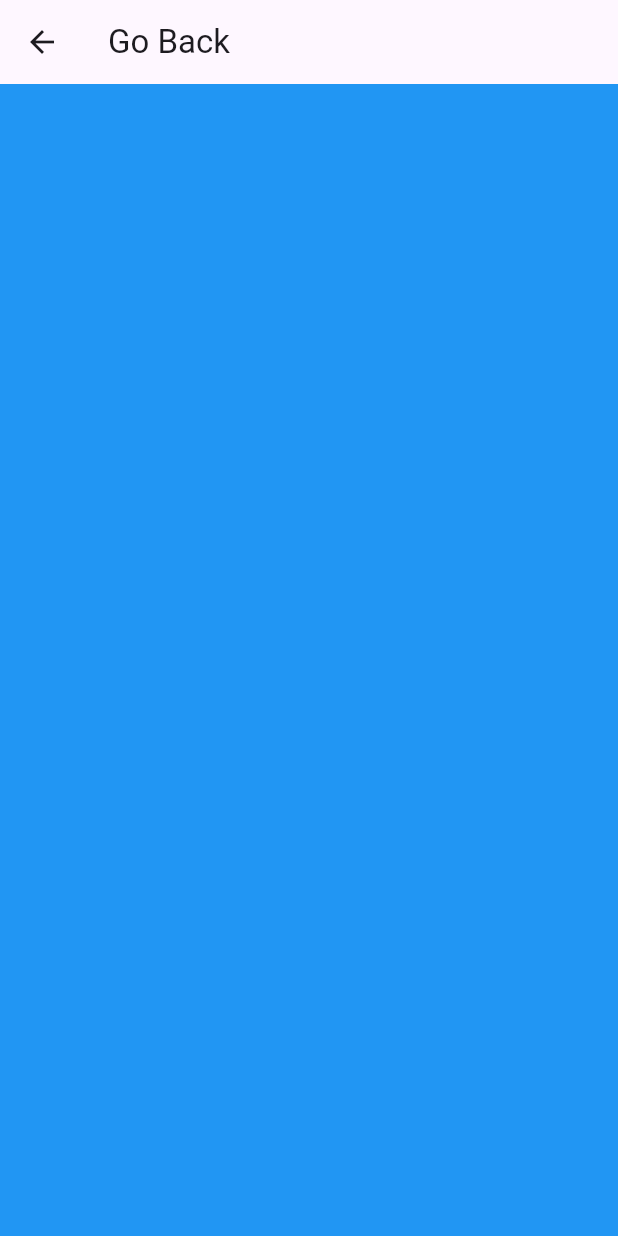
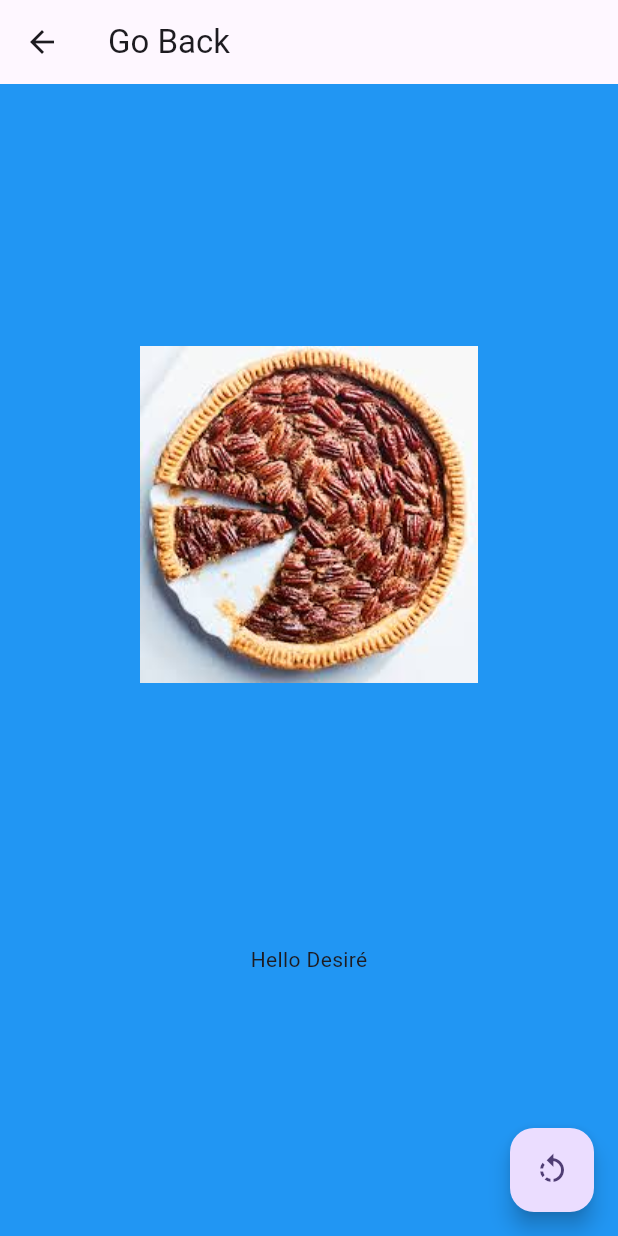
Before and after one commit to Just2sire/learn_flutter_animations, a Flutter app: the Destination screen opened directly, on a phone screen of 412 x 824 dp. Run offline on Flutter 3.47's test engine with Material 3 defaults, Android fonts, the phone set to English and light mode, and no system bars.

Commit message:
page route animation

```diff
--- a/lib/page_route_builder_animation/splash_animation.dart
+++ b/lib/page_route_builder_animation/splash_animation.dart
@@ -1,12 +1,95 @@
+import 'dart:async';
+
 import 'package:flutter/material.dart';
 
-class SplashAnimation extends StatelessWidget {
+class SplashAnimation extends StatefulWidget {
   const SplashAnimation({super.key});
+
+  @override
+  State<SplashAnimation> createState() => _SplashAnimationState();
+}
+
+class _SplashAnimationState extends State<SplashAnimation>
+    with SingleTickerProviderStateMixin {
+  late AnimationController controller;
+  late Animation<double> scaleAnimation;
+
+  @override
+  void initState() {
+    super.initState();
+    controller = AnimationController(
+      vsync: this,
+      duration: const Duration(milliseconds: 500),
+    );
+
+    controller.addListener(() {
+      if (controller.isCompleted) {
+        Navigator.of(context).push(
+          // Using our custom route transition class
+          MyCustomRouteTransition(route: const Destination()),
+        );
+
+        /// How to create a pageTransition
+        /**Navigator.of(context).push(
+          // Remove MaterialPageRoute
+          // MaterialPageRoute(
+          //   builder: (context) => const Destination(),
+          // ),
+          PageRouteBuilder(
+            // return a widget you want to build
+            pageBuilder: (context, animation, secondaryAnimation) {
+              return const Destination();
+            },
+            // what transition you want to add when transiting to the page you want
+            /**
+             * animation: presente la progression de l'animation entre l'écren précédent et l'actuel
+             * secondaryAnimation: preprésente la progression de la transition de l'itinéraire précédent (celui qui est poussé hors de l'écran).
+             * Il peut donc être utilisé lorsque vous avez des transitions où des éléments de l'écran précédent doivent s'animer.
+             * chi:: C'est le widget que retourne pageBuilder
+             */
+            transitionsBuilder:
+                (context, animation, secondaryAnimation, child) {
+              return FadeTransition(
+                opacity: animation,
+                child: child,
+              );
+
+              // Slide transition example
+              // final tween = Tween<Offset>(
+              //   begin: const Offset(0, -1),
+              //   end: Offset.zero,
+              // ).animate(CurvedAnimation(parent: animation, curve: Curves.easeInOut),);
+
+              // return SlideTransition(
+              //   position: tween,
+              //   child: child,
+              // );
+            },
+          ),
+        );*/
+
+        Timer(const Duration(milliseconds: 500), () {
+          controller.reset();
+        });
+      }
+    });
+
+    scaleAnimation = Tween<double>(
+      begin: 1,
+      end: 10,
+    ).animate(CurvedAnimation(parent: controller, curve: Curves.easeIn));
+  }
 
   @override
   Widget build(BuildContext context) {
     return Scaffold(
       body: Center(
+        child: GestureDetector(
+          onTap: () {
+            controller.forward();
+          },
+          child: ScaleTransition(
+            scale: scaleAnimation,
             child: Container(
               width: 100,
               height: 100,
@@ -22,12 +105,56 @@ class SplashAnimation extends StatelessWidget {
               ),
             ),
           ),
+        ),
+      ),
     );
   }
 }
 
-class Destination extends StatelessWidget {
+/// Create a custom route transition that we can use every where in our app
+class Destination extends StatefulWidget {
   const Destination({super.key});
+
+  @override
+  State<Destination> createState() => _DestinationState();
+}
+
+class _DestinationState extends State<Destination>
+    with SingleTickerProviderStateMixin {
+  late Animation<double> rotationAnimation;
+  late Animation<Offset> slideAnimation;
+
+  late AnimationController slideController;
+  late AnimationController controller;
+
+  @override
+  void initState() {
+    super.initState();
+    controller = AnimationController(
+      duration: const Duration(
+        milliseconds: 2000,
+      ),
+      vsync: this,
+    );
+    // Rotation animations
+
+    rotationAnimation = Tween<double>(begin: 0, end: 5).animate(CurvedAnimation(
+      parent: controller,
+      curve: Curves.easeInOut,
+    ));
+
+    // slide animations
+    slideAnimation = Tween<Offset>(begin: Offset.zero, end: const Offset(2, 0))
+        .animate(CurvedAnimation(
+      parent: controller,
+      curve: Curves.easeInOut,
+    ));
+
+    controller.forward();
+    Timer(const Duration(milliseconds: 1000), () {
+      controller.reverse();
+    });
+  }
 
   @override
   Widget build(BuildContext context) {
@@ -36,6 +163,65 @@ class Destination extends StatelessWidget {
       appBar: AppBar(
         title: const Text('Go Back'),
       ),
+      body: Center(
+        child: Column(
+          mainAxisAlignment: MainAxisAlignment.spaceEvenly,
+          crossAxisAlignment: CrossAxisAlignment.center,
+          children: [
+            SlideTransition(
+              position: slideAnimation,
+              child: RotationTransition(
+                turns: rotationAnimation,
+                child: Image.asset(
+                  "assets/pic_3.jpg",
+                ),
+              ),
+            ),
+            const Text(
+              "Hello Desiré",
+            ),
+          ],
+        ),
+      ),
+      floatingActionButton: FloatingActionButton(
+        onPressed: () {
+          if (controller.isCompleted) {
+            controller.reverse();
+          } else {
+            controller.forward();
+          }
+        },
+        child: const Icon(
+          Icons.rotate_left,
+        ),
+      ),
     );
   }
 }
+
+class MyCustomRouteTransition extends PageRouteBuilder {
+  final Widget route;
+  MyCustomRouteTransition({required this.route})
+      : super(
+          pageBuilder: (context, animation, secondaryAnimation) {
+            return route;
+          },
+          transitionsBuilder: (context, animation, secondaryAnimation, child) {
+            return FadeTransition(
+              opacity: animation,
+              child: child,
+            );
+
+            // Slide transition example
+            // final tween = Tween<Offset>(
+            //   begin: const Offset(0, -1),
+            //   end: Offset.zero,
+            // ).animate(CurvedAnimation(parent: animation, curve: Curves.easeInOut),);
+
+            // return SlideTransition(
+            //   position: tween,
+            //   child: child,
+            // );
+          },
+        );
+}
--- a/pubspec.yaml
+++ b/pubspec.yaml
@@ -59,8 +59,8 @@ flutter:
   uses-material-design: true
 
   # To add assets to your application, add an assets section, like this:
-  # assets:
-  #   - images/a_dot_burr.jpeg
+  assets:
+    - assets/
   #   - images/a_dot_ham.jpeg
 
   # An image asset can refer to one or more resolution-specific "variants", see
```
Also changed, not shown: lib/main.dart (+2 -5 lines), assets/pic_3.jpg (added). Lines whose indentation alone changed are shown as unchanged.
